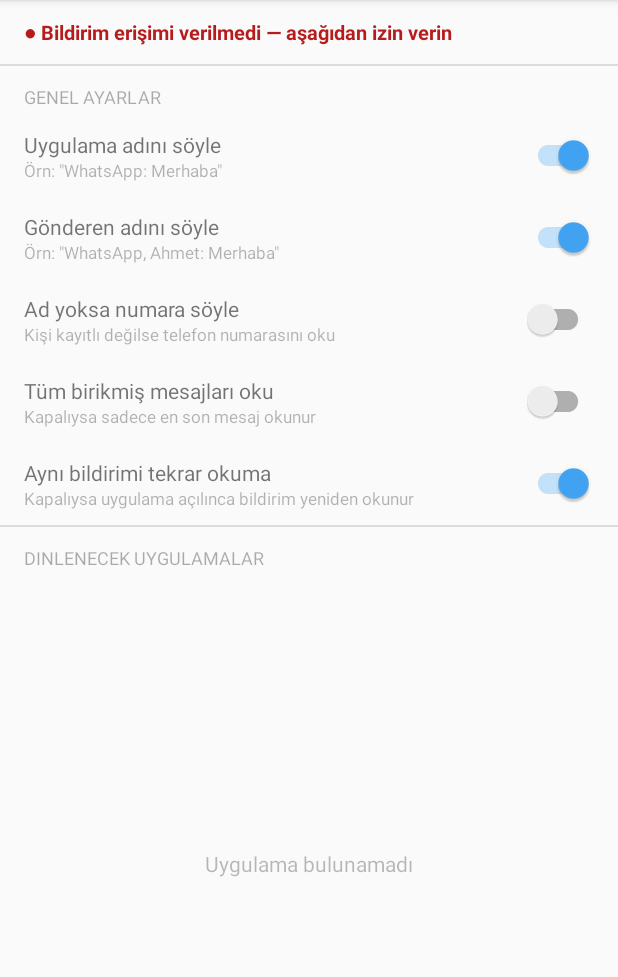
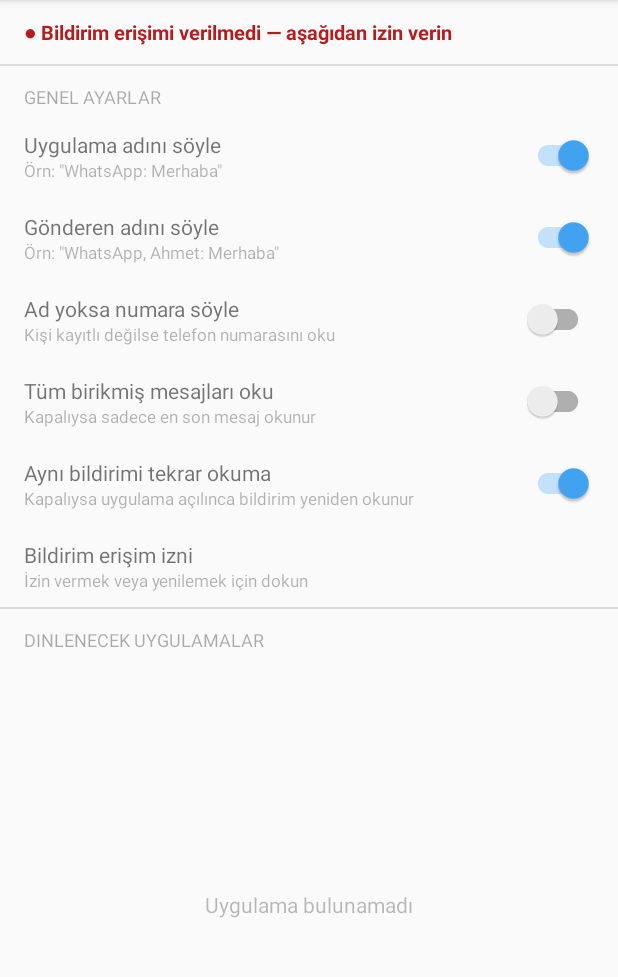
Before and after one commit to hakanerbasss/hakanerbasss.github.io, an Android app: the screen it shows after launch (MainActivity), on a phone screen of 412 x 824 dp, the part 84-1061 px from its top. Run offline under Robolectric (Android 15) with nearby library versions, the phone set to English and light mode, and no system bars.

Commit message:
feat: bildirim erişim iznine her zaman ulaşılabilir kısayol eklendi
APK güncellemesi sonrası veri silmeden izin yenilenebilsin diye
ayarlar ekranına her zaman tıklanabilir "Bildirim erişim izni" satırı eklendi.

Co-Authored-By: Claude Sonnet 4.6 <noreply@anthropic.com>
Claude-Session: https://claude.ai/code/session_01DTLJXKzPNgZGKTmgBwXQnZ

```diff
--- a/notification-reader/app/src/main/java/com/hakanerbasss/notificationreader/MainActivity.kt
+++ b/notification-reader/app/src/main/java/com/hakanerbasss/notificationreader/MainActivity.kt
@@ -85,6 +85,17 @@ class MainActivity : AppCompatActivity() {
             get = { prefs.isSkipDuplicates() },
             set = { prefs.setSkipDuplicates(it) }
         )
+
+        val permRow = findViewById<View>(R.id.row_open_permission)
+        permRow.findViewById<TextView>(R.id.setting_title).text = "Bildirim erişim izni"
+        permRow.findViewById<TextView>(R.id.setting_desc).apply {
+            text = "İzin vermek veya yenilemek için dokun"
+            visibility = View.VISIBLE
+        }
+        permRow.findViewById<androidx.appcompat.widget.SwitchCompat>(R.id.setting_switch).visibility = View.GONE
+        permRow.setOnClickListener {
+            startActivity(Intent(Settings.ACTION_NOTIFICATION_LISTENER_SETTINGS))
+        }
     }
 
     private fun bindSetting(
--- a/notification-reader/app/src/main/res/layout/activity_main.xml
+++ b/notification-reader/app/src/main/res/layout/activity_main.xml
@@ -46,6 +46,8 @@
             android:id="@+id/row_read_all" />
         <include layout="@layout/item_setting"
             android:id="@+id/row_skip_duplicates" />
+        <include layout="@layout/item_setting"
+            android:id="@+id/row_open_permission" />
 
     </LinearLayout>
 
```
